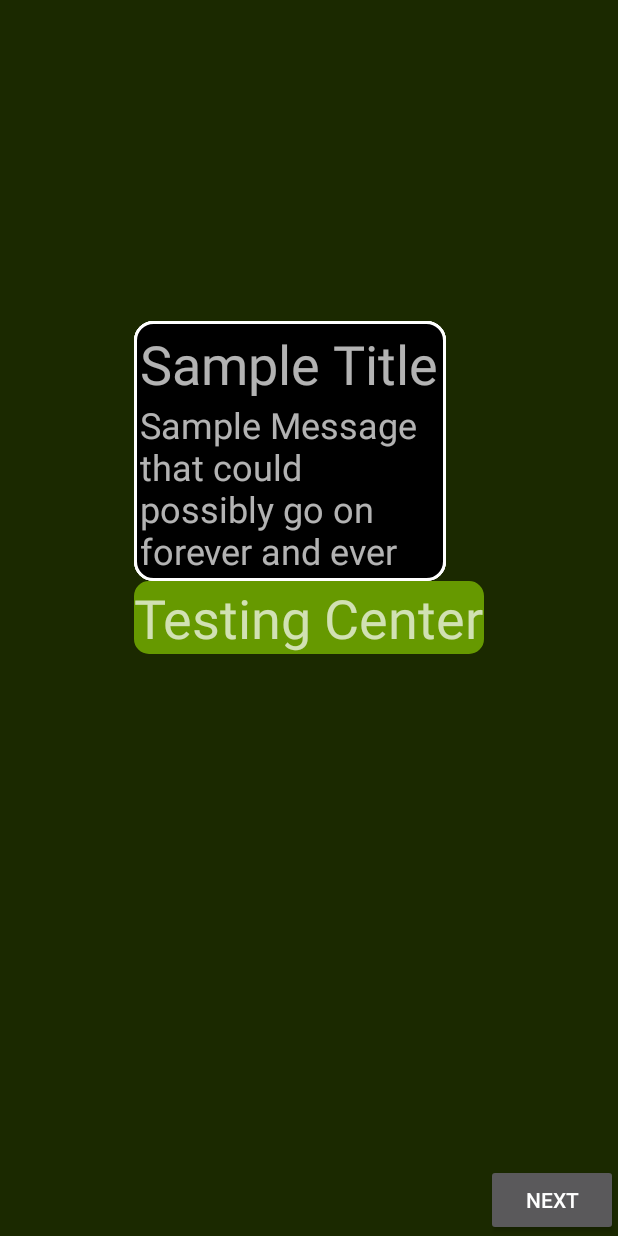
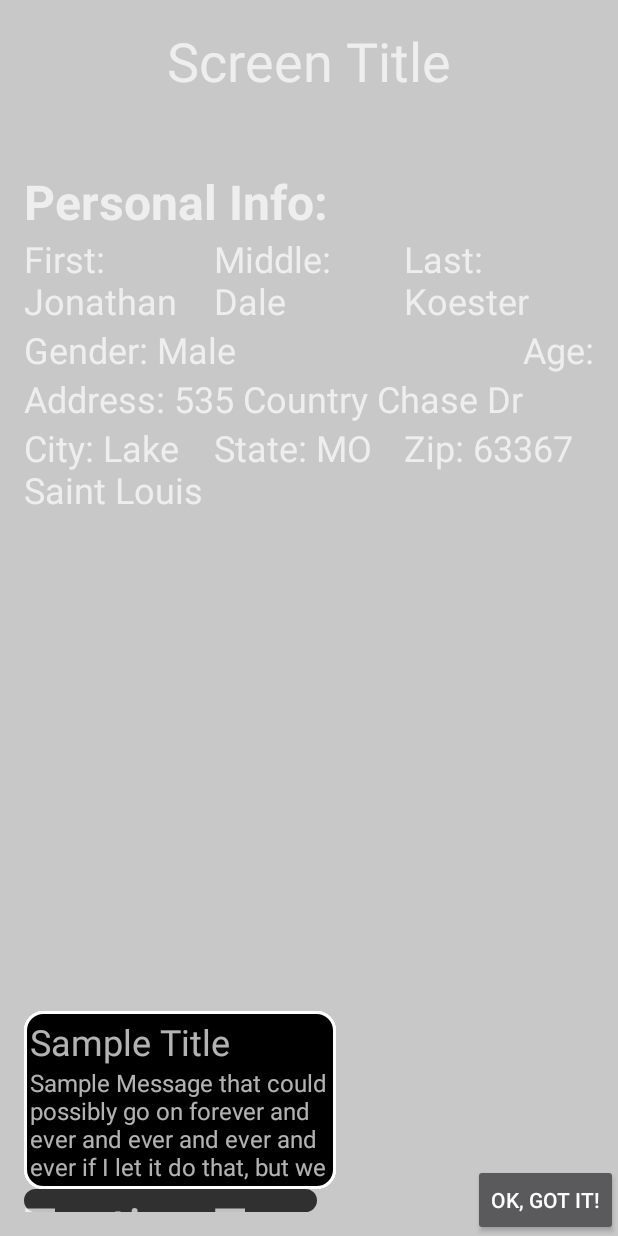
Before and after one commit to Lowe5521/JunkDrawer, an Android app: the VersionTwoActivity screen opened directly, with no data from a screen before it, on a phone screen of 412 x 824 dp. Run offline under Robolectric (Android 15) with nearby library versions, the phone set to English and light mode, and no system bars; our stand-ins replace ButterKnife.

Commit message:
- Some prep-work and tidying up to make sure everything works fine before adding more complex code

```diff
--- a/app/src/main/java/com/jonkoester/junkdrawer/activity/VersionTwoActivity.java
+++ b/app/src/main/java/com/jonkoester/junkdrawer/activity/VersionTwoActivity.java
@@ -3,6 +3,7 @@ package com.jonkoester.junkdrawer.activity;
 import android.app.Activity;
 import android.os.Bundle;
 import android.view.ViewGroup;
+import android.widget.TableLayout;
 import android.widget.TextView;
 
 import com.jonkoester.junkdrawer.R;
@@ -13,8 +14,14 @@ import butterknife.ButterKnife;
 
 public class VersionTwoActivity extends Activity {
 
-    @BindView(R.id.act_vTwo_tv1)
-    TextView textView1;
+    @BindView(R.id.act_vTwo_fNameTV)
+    TextView firstNameTV;
+    @BindView(R.id.act_vTwo_genderTV)
+    TextView genderTV;
+    @BindView(R.id.act_vTwo_personalTableLayout)
+    TableLayout personalTableLayout;
+    @BindView(R.id.act_vTwo_tv2)
+    TextView testTwo;
 
     @Override
     protected void onCreate(Bundle savedInstanceState) {
@@ -26,6 +33,8 @@ public class VersionTwoActivity extends Activity {
     }
 
     private void doTheOverlayStuff() {
-        addContentView(new VersionTwoOverlay(this, textView1), new ViewGroup.LayoutParams(ViewGroup.LayoutParams.MATCH_PARENT, ViewGroup.LayoutParams.MATCH_PARENT));
+//        addContentView(new VersionTwoOverlay(this, genderTV), new ViewGroup.LayoutParams(ViewGroup.LayoutParams.MATCH_PARENT, ViewGroup.LayoutParams.MATCH_PARENT));
+//        addContentView(new VersionTwoOverlay(this, personalTableLayout), new ViewGroup.LayoutParams(ViewGroup.LayoutParams.MATCH_PARENT, ViewGroup.LayoutParams.MATCH_PARENT));
+        addContentView(new VersionTwoOverlay(this, testTwo), new ViewGroup.LayoutParams(ViewGroup.LayoutParams.MATCH_PARENT, ViewGroup.LayoutParams.MATCH_PARENT));
     }
 }
--- a/app/src/main/java/com/jonkoester/junkdrawer/version2/VersionTwoOverlay.java
+++ b/app/src/main/java/com/jonkoester/junkdrawer/version2/VersionTwoOverlay.java
@@ -7,18 +7,26 @@ import android.graphics.RectF;
 import android.graphics.Region;
 import android.util.AttributeSet;
 import android.view.View;
+import android.view.ViewGroup;
+import android.widget.Button;
 import android.widget.RelativeLayout;
 
 import com.jonkoester.junkdrawer.R;
 
+import butterknife.BindView;
 import butterknife.ButterKnife;
+import butterknife.OnClick;
 
 public class VersionTwoOverlay extends RelativeLayout {
+
+    @BindView(R.id.vTwo_overlay_next_button)
+    Button nextButton;
 
     private View view;
     private RectF rectF = new RectF();
     private Path clipPath = new Path();
-    private int[] windowPos;
+    private int[] screenPos = new int[2];
+    private int[] screenOffset;
 
     // Casing the null as an AttributeSet seems really really dirty. I'll come back
     // to this if the rest of my stuff works
@@ -59,21 +67,62 @@ public class VersionTwoOverlay extends RelativeLayout {
     protected void onDraw(Canvas canvas) {
         super.onDraw(canvas);
 
+        if (screenOffset == null) {
+            view.getLocationOnScreen(screenPos);
+
+            screenOffset = new int[2];
+            getLocationOnScreen(screenOffset);
+        }
+
         unMaskView(canvas, view);
 
         VersionTwoHelper versionTwoHelper = new VersionTwoHelper(getContext());
+        versionTwoHelper.measure(LayoutParams.WRAP_CONTENT, LayoutParams.WRAP_CONTENT);
+        versionTwoHelper.setX(getXOffset());
+        versionTwoHelper.setY(getYOffset() - versionTwoHelper.getMeasuredHeight());
         addView(versionTwoHelper);
-        versionTwoHelper.measure(LayoutParams.WRAP_CONTENT, LayoutParams.WRAP_CONTENT);
-        versionTwoHelper.setX(view.getX());
-        versionTwoHelper.setY(view.getY() - versionTwoHelper.getMeasuredHeight());
     }
 
     private void unMaskView(Canvas canvas, View view) {
         if (view != null) {
-            view.measure(LayoutParams.WRAP_CONTENT, LayoutParams.WRAP_CONTENT);
-            rectF.set(view.getX(), view.getY(), view.getX() + view.getMeasuredWidth(), view.getY() + view.getMeasuredHeight());
+//            view.measure(LayoutParams.WRAP_CONTENT, LayoutParams.WRAP_CONTENT);
+//            Rect rect = new Rect();
+//            view.getLocalVisibleRect(rect);
+            rectF.set(getXOffset(), getYOffset(), getXOffset() + view.getWidth(), getYOffset() + view.getHeight());
             clipPath.addRoundRect(rectF, 15f, 15f, Path.Direction.CW);
             canvas.clipPath(clipPath, Region.Op.DIFFERENCE);
         }
     }
+
+    @OnClick(R.id.vTwo_overlay_next_button)
+    void onNextClick() {
+        ((ViewGroup) getParent()).removeView(this);
+    }
+
+
+    /**
+     *
+     * @return the x-coordinate to account for any views on the screen not included in the window
+     */
+    private float getXOffset() {
+        float xOffset = 0;
+        if (screenOffset != null) {
+            xOffset = screenPos[0] - screenOffset[0];
+        }
+
+        return xOffset;
+    }
+
+    /**
+     *
+     * @return the y-coordinate to account for any views on the screen not included in the window
+     */
+    private float getYOffset() {
+        float yOffset = 0;
+        if (screenOffset != null) {
+            yOffset = screenPos[1] - screenOffset[1];
+        }
+
+        return yOffset;
+    }
 }
--- a/app/src/main/res/layout/activity_version_two.xml
+++ b/app/src/main/res/layout/activity_version_two.xml
@@ -4,14 +4,129 @@
     android:layout_width="match_parent"
     android:layout_height="match_parent"
     android:orientation="vertical"
-    android:gravity="center"
-    android:background="@android:color/holo_green_dark">
+    android:padding="16dp">
 
     <TextView
-        android:id="@+id/act_vTwo_tv1"
+        android:id="@+id/act_vTwo_titleTV"
         android:layout_width="wrap_content"
         android:layout_height="wrap_content"
-        android:text="Testing Center"
-        android:textSize="36sp"/>
+        android:layout_gravity="center_horizontal"
+        android:layout_marginBottom="48dp"
+        android:text="Screen Title"
+        android:textSize="36sp" />
+
+    <TableLayout
+        android:id="@+id/act_vTwo_personalTableLayout"
+        android:layout_width="match_parent"
+        android:layout_height="wrap_content">
+
+        <TextView
+            android:layout_width="wrap_content"
+            android:layout_height="wrap_content"
+            android:text="Personal Info:"
+            android:textSize="32sp"
+            android:textStyle="bold" />
+
+        <TableRow>
+
+            <TextView
+                android:id="@+id/act_vTwo_fNameTV"
+                android:layout_width="0dp"
+                android:layout_height="wrap_content"
+                android:layout_weight="1"
+                android:text="First: Jonathan"
+                android:textSize="24sp" />
+
+            <TextView
+                android:id="@+id/act_vTwo_mNameTv"
+                android:layout_width="0dp"
+                android:layout_height="wrap_content"
+                android:layout_weight="1"
+                android:text="Middle: Dale"
+                android:textSize="24sp" />
+
+            <TextView
+                android:id="@+id/act_vTwo_lNameTV"
+                android:layout_width="0dp"
+                android:layout_height="wrap_content"
+                android:layout_weight="1"
+                android:text="Last: Koester"
+                android:textSize="24sp" />
+
+        </TableRow>
+
+        <TableRow>
+
+            <TextView
+                android:id="@+id/act_vTwo_genderTV"
+                android:layout_width="wrap_content"
+                android:layout_height="wrap_content"
+                android:text="Gender: Male"
+                android:textSize="24sp" />
+
+            <TextView
+                android:id="@+id/act_vTwo_ageTV"
+                android:layout_width="wrap_content"
+                android:layout_height="wrap_content"
+                android:text="Age: 32"
+                android:textSize="24sp" />
+
+            <TextView
+                android:id="@+id/act_vTwo_bdayTV"
+                android:layout_width="wrap_content"
+                android:layout_height="wrap_content"
+                android:text="Birth: 03/30/84"
+                android:textSize="24sp" />
+
+        </TableRow>
+
+        <TableRow>
+
+            <TextView
+                android:id="@+id/act_vTwo_addressTV"
+                android:layout_width="wrap_content"
+                android:layout_height="wrap_content"
+                android:text="Address: 535 Country Chase Dr"
+                android:textSize="24sp" />
+
+        </TableRow>
+
+        <TableRow>
+
+            <TextView
+                android:id="@+id/act_vTwo_cityTV"
+                android:layout_width="0dp"
+                android:layout_height="wrap_content"
+                android:layout_weight="1"
+                android:text="City: Lake Saint Louis"
+                android:textSize="24sp" />
+
+            <TextView
+                android:id="@+id/act_vTwo_stateTV"
+                android:layout_width="0dp"
+                android:layout_height="wrap_content"
+                android:layout_weight="1"
+                android:text="State: MO"
+                android:textSize="24sp" />
+
+            <TextView
+                android:id="@+id/act_vTwo_zipTV"
+                android:layout_width="0dp"
+                android:layout_height="wrap_content"
+                android:layout_weight="1"
+                android:text="Zip: 63367"
+                android:textSize="24sp" />
+
+        </TableRow>
+
+    </TableLayout>
+
+    <TextView
+        android:id="@+id/act_vTwo_tv2"
+        android:layout_width="wrap_content"
+        android:layout_height="wrap_content"
+        android:layout_marginTop="450dp"
+        android:text="Testing Two"
+        android:textSize="36sp" />
 
 </LinearLayout>
--- a/app/src/main/res/layout/version_two_helper.xml
+++ b/app/src/main/res/layout/version_two_helper.xml
@@ -14,7 +14,7 @@
         android:layout_height="wrap_content"
         android:maxWidth="200dp"
         android:text="Sample Title"
-        android:textSize="36sp"
+        android:textSize="24sp"
         tools:text="Helper Title" />
 
     <TextView
@@ -24,7 +24,7 @@
         android:maxLines="4"
         android:maxWidth="200dp"
         android:text="Sample Message that could possibly go on forever and ever and ever and ever and ever if I let it do that, but we don't want to let it do that, now do we? I mean, how irresponsible, as a software developer, would that be? My QA team would have coniption fits. Is 'coniption' even a word? I highly doubt that is the way you spell it if it is a word. Well, I think that this text is sufficiently long enough now that I could test any silly stuff that I wanted to with it. Dangling participle."
-        android:textSize="24sp"
+        android:textSize="16sp"
         tools:text="Helper message" />
 
 </LinearLayout>
--- a/app/src/main/res/layout/version_two_overlay.xml
+++ b/app/src/main/res/layout/version_two_overlay.xml
@@ -3,13 +3,14 @@
     android:id="@+id/vTwo_overlay_container"
     android:layout_width="match_parent"
     android:layout_height="match_parent"
-    android:background="@color/trans_black">
+    android:background="@color/trans_white">
 
     <Button
+        android:id="@+id/vTwo_overlay_next_button"
         android:layout_width="wrap_content"
         android:layout_height="wrap_content"
         android:layout_alignParentBottom="true"
         android:layout_alignParentEnd="true"
-        android:text="Next" />
+        android:text="@string/ok_got_it" />
 
 </RelativeLayout>
--- a/app/src/main/res/values/colors.xml
+++ b/app/src/main/res/values/colors.xml
@@ -5,6 +5,7 @@
     <color name="colorAccent">#FF4081</color>
     <color name="trans_gray">#BB888888</color>
     <color name="trans_black">#BB000000</color>
+    <color name="trans_white">#BBFFFFFF</color>
     <color name="gray">#888888</color>
     <color name="transparent">#00000000</color>
     <color name="black">#FF000000</color>
--- a/app/src/main/res/values/strings.xml
+++ b/app/src/main/res/values/strings.xml
@@ -2,4 +2,5 @@
     <string name="app_name">Junk Drawer</string>
     <string name="ok">OK</string>
     <string name="clear">Clear</string>
+    <string name="ok_got_it">Ok, got it!</string>
 </resources>
```
